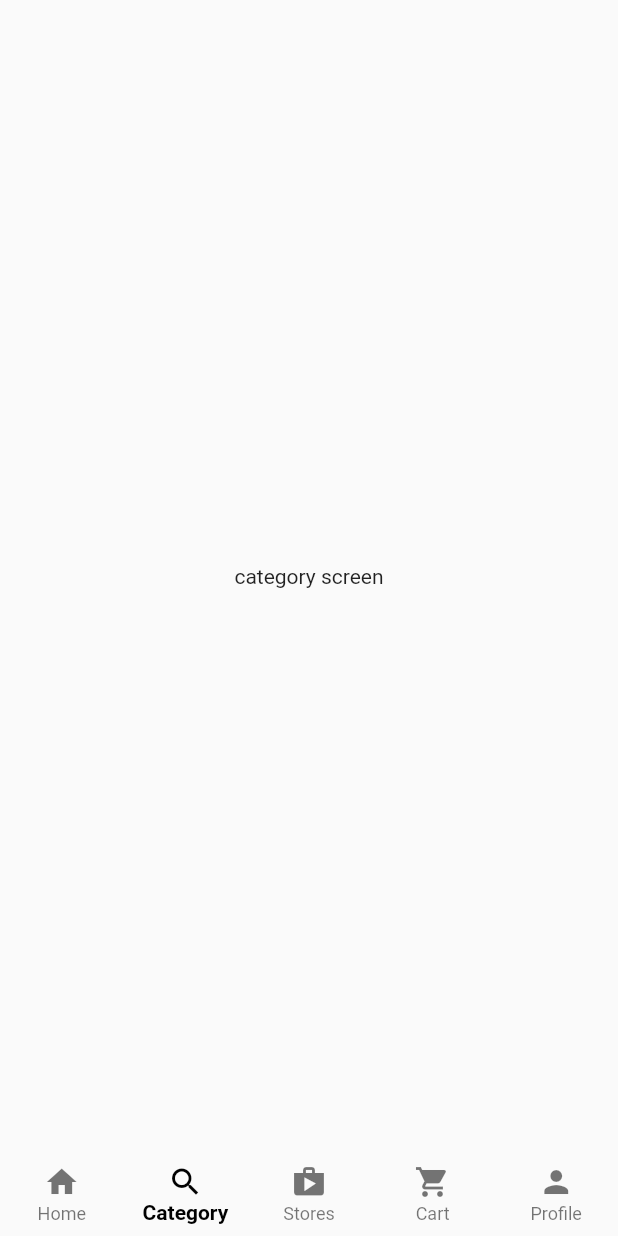
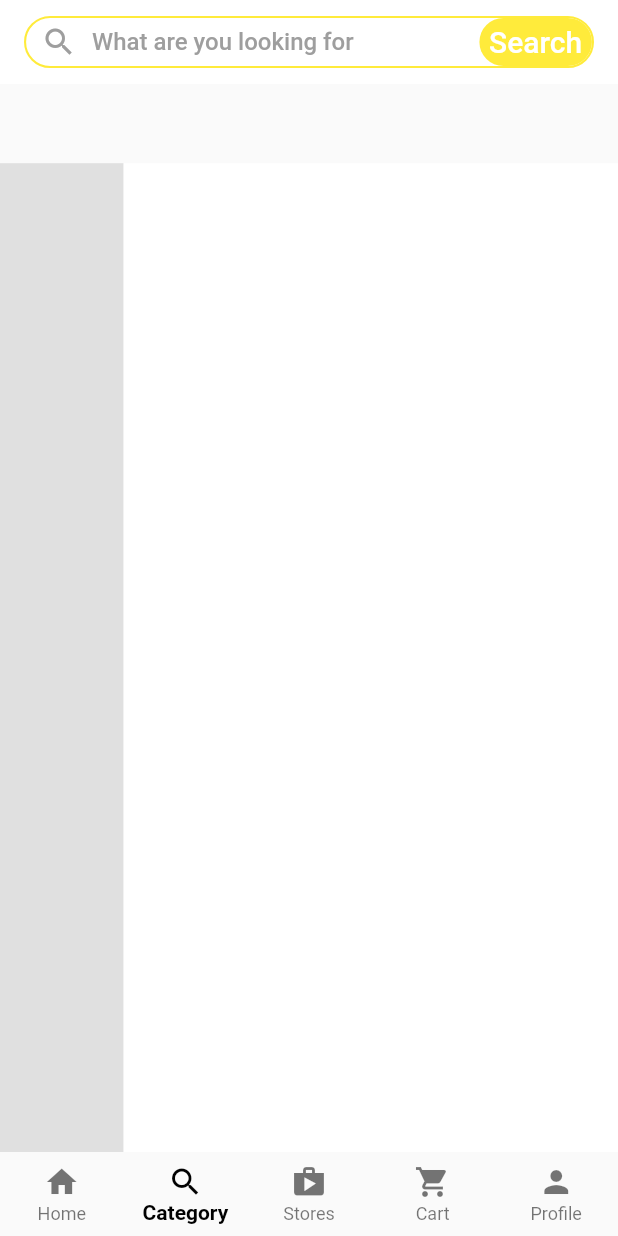
Before and after one commit to HHHMHA/multi_store_app, a Flutter app: the screen it shows after launch, item 2 of the bottom bar chosen, on a phone screen of 412 x 824 dp. Run offline on Flutter 3.47's test engine with Material 2 defaults, Android fonts, the phone set to English and light mode, and no system bars.

Commit message:
Add basic category screen

```diff
--- /dev/null
+++ b/lib/main_screens/category.dart
@@ -0,0 +1,54 @@
+import 'package:flutter/material.dart';
+import 'package:multi_store_app/widgets/fake_search.dart';
+
+class CategoryScreen extends StatefulWidget {
+  const CategoryScreen({Key? key}) : super(key: key);
+
+  @override
+  State<CategoryScreen> createState() => _CategoryScreenState();
+}
+
+class _CategoryScreenState extends State<CategoryScreen> {
+  @override
+  Widget build(BuildContext context) {
+    final mediaQuery = MediaQuery.of(context);
+
+    return Scaffold(
+      appBar: AppBar(
+        elevation: 0,
+        backgroundColor: Colors.white,
+        title: const FakeSearch(),
+      ),
+      body: Stack(
+        children: [
+          Positioned(
+            bottom: 0,
+            left: 0,
+            child: sideNavigator(mediaQuery),
+          ),
+          Positioned(
+            bottom: 0,
+            right: 0,
+            child: categoryView(mediaQuery),
+          ),
+        ],
+      ),
+    );
+  }
+
+  Widget categoryView(mediaQuery) {
+    return Container(
+      height: mediaQuery.size.height * 0.8,
+      width: mediaQuery.size.width * 0.8,
+      color: Colors.white,
+    );
+  }
+
+  Widget sideNavigator(mediaQuery) {
+    return Container(
+      height: mediaQuery.size.height * 0.8,
+      width: mediaQuery.size.width * 0.2,
+      color: Colors.grey.shade300,
+    );
+  }
+}
--- a/lib/main_screens/customer_home.dart
+++ b/lib/main_screens/customer_home.dart
@@ -1,5 +1,6 @@
 import 'package:flutter/material.dart';
 
+import './category.dart';
 import './home.dart';
 
 class CustomerHomeScreen extends StatefulWidget {
@@ -13,7 +14,7 @@ class _CustomerHomeScreenState extends State<CustomerHomeScreen> {
   int _selectedIndex = 0;
   final List<Widget> _tabs = const [
     Center(child: HomeScreen()),
-    Center(child: Text('category screen')),
+    Center(child: CategoryScreen()),
     Center(child: Text('stores screen')),
     Center(child: Text('cart screen')),
     Center(child: Text('profile screen')),
--- a/lib/main_screens/home.dart
+++ b/lib/main_screens/home.dart
@@ -1,6 +1,6 @@
 import 'package:flutter/material.dart';
 
-import '../minor_screens/search.dart';
+import '../widgets/fake_search.dart';
 
 class HomeScreen extends StatefulWidget {
   const HomeScreen({Key? key}) : super(key: key);
@@ -16,52 +16,7 @@ class _HomeScreenState extends State<HomeScreen> {
       length: 9,
       child: Scaffold(
         appBar: AppBar(
-          title: InkWell(
-            onTap: () {
-              Navigator.push(
-                  context,
-                  MaterialPageRoute(
-                      builder: (context) => const SearchScreen()));
-            },
-            child: Container(
-              decoration: BoxDecoration(
-                border: Border.all(
-                  color: Colors.yellow,
-                  width: 1.4,
-                ),
-                borderRadius: BorderRadius.circular(25),
-              ),
-              child: Row(
-                mainAxisAlignment: MainAxisAlignment.spaceBetween,
-                children: [
-                  Row(
-                    children: const [
-                      Padding(
-                        padding: EdgeInsets.symmetric(horizontal: 10),
-                        child: Icon(
-                          Icons.search,
-                          color: Colors.grey,
-                        ),
-                      ),
-                      Text(
-                        "What are you looking for",
-                        style: TextStyle(fontSize: 16, color: Colors.grey),
-                      ),
-                    ],
-                  ),
-                  Container(
-                    height: 32,
-                    width: 75,
-                    decoration: BoxDecoration(
-                      color: Colors.yellow,
-                      borderRadius: BorderRadius.circular(25),
-                    ),
-                    child: const Center(child: Text('Search')),
-                  ),
-                ],
-              ),
-            ),
-          ),
+          title: const FakeSearch(),
           elevation: 0,
           backgroundColor: Colors.white,
           bottom: const TabBar(
--- /dev/null
+++ b/lib/widgets/fake_search.dart
@@ -0,0 +1,58 @@
+import 'package:flutter/material.dart';
+
+import '../minor_screens/search.dart';
+
+class FakeSearch extends StatelessWidget {
+  const FakeSearch({
+    Key? key,
+  }) : super(key: key);
+
+  @override
+  Widget build(BuildContext context) {
+    return InkWell(
+      borderRadius: BorderRadius.circular(25),
+      onTap: () {
+        Navigator.push(context,
+            MaterialPageRoute(builder: (context) => const SearchScreen()));
+      },
+      child: Container(
+        decoration: BoxDecoration(
+          border: Border.all(
+            color: Colors.yellow,
+            width: 1.4,
+          ),
+          borderRadius: BorderRadius.circular(25),
+        ),
+        child: Row(
+          mainAxisAlignment: MainAxisAlignment.spaceBetween,
+          children: [
+            Row(
+              children: const [
+                Padding(
+                  padding: EdgeInsets.symmetric(horizontal: 10),
+                  child: Icon(
+                    Icons.search,
+                    color: Colors.grey,
+                  ),
+                ),
+                Text(
+                  "What are you looking for",
+                  style: TextStyle(fontSize: 16, color: Colors.grey),
+                ),
+              ],
+            ),
+            Container(
+              height: 32,
+              width: 75,
+              decoration: BoxDecoration(
+                color: Colors.yellow,
+                borderRadius: BorderRadius.circular(25),
+              ),
+              child: const Center(child: Text('Search')),
+            ),
+          ],
+        ),
+      ),
+    );
+  }
+}
```
